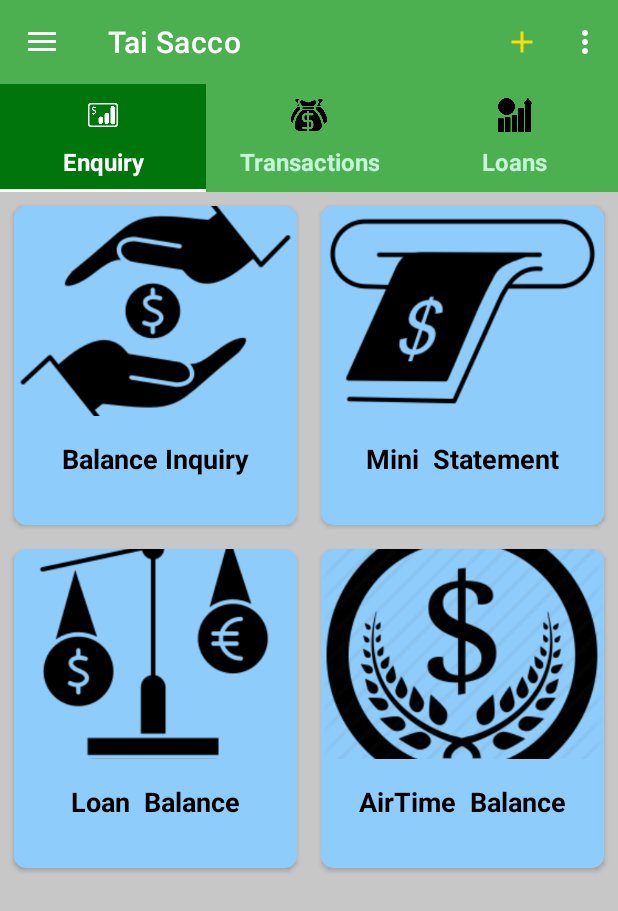
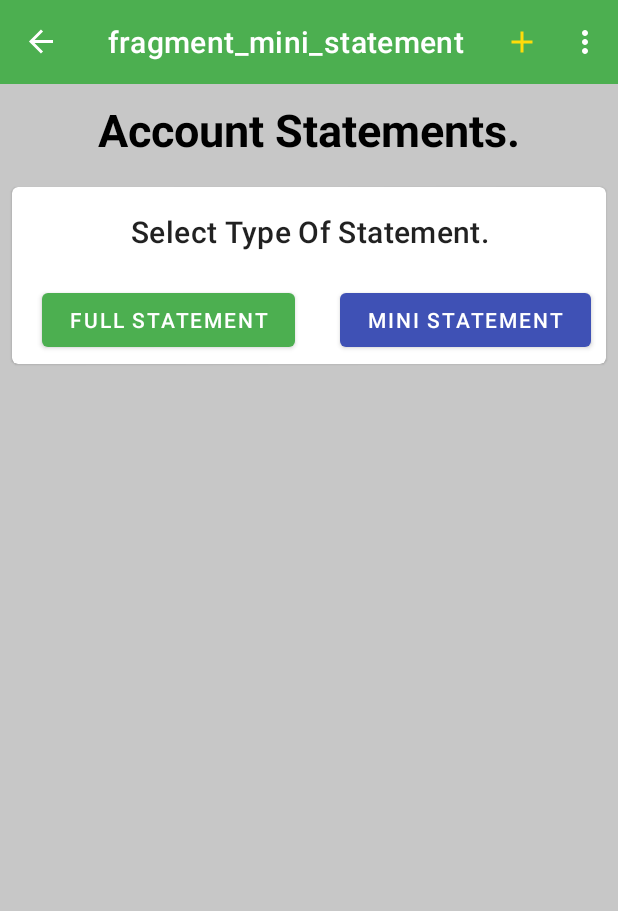
Before and after one commit to GeorgeKariuki7205/Learning-Kotlin, an Android app: the screen it shows after launch (MainActivity), after a tap on "Mini Statement", on a phone screen of 412 x 824 dp. Shown: the top 911 px of the screen. Run offline under Robolectric (Android 15) with nearby library versions, the phone set to English and light mode, and no system bars; our stand-ins replace data binding, navigation-ui; 1 other tap on this screen came first.

Commit message:
Added Mini Statement Section.

```diff
--- a/app/src/main/java/com/example/taisacco/Enquiry.kt
+++ b/app/src/main/java/com/example/taisacco/Enquiry.kt
@@ -34,7 +34,8 @@ class Enquiry : Fragment() {
                 }
 
                 binding.cards.setOnClickListener {
-                    Toast.makeText(context, "Mini Statement Clicked", Toast.LENGTH_SHORT).show()
+//                    Toast.makeText(context, "Mini Statement Clicked", Toast.LENGTH_SHORT).show()
+                      it.findNavController().navigate(R.id.action_taiSacco_to_miniStatement)
                 }
 
                 binding.card12.setOnClickListener {
--- /dev/null
+++ b/app/src/main/java/com/example/taisacco/miniStatement.kt
@@ -0,0 +1,31 @@
+package com.example.taisacco
+
+import android.os.Bundle
+import androidx.fragment.app.Fragment
+import android.view.LayoutInflater
+import android.view.View
+import android.view.ViewGroup
+import androidx.databinding.DataBindingUtil
+import com.example.taisacco.databinding.FragmentMiniStatementBinding
+
+/**
+ * A simple [Fragment] subclass.
+ */
+class miniStatement : Fragment() {
+    private lateinit var binding: FragmentMiniStatementBinding
+    override fun onCreateView(
+        inflater: LayoutInflater, container: ViewGroup?,
+        savedInstanceState: Bundle?
+    ): View? {
+        // Inflate the layout for this fragment
+//        return inflater.inflate(R.layout.fragment_mini_statement, container, false)
+        binding = DataBindingUtil.inflate(
+            inflater,
+            R.layout.fragment_mini_statement,
+            container,
+            false
+        )
+        return  binding.root
+    }
+
+}
--- a/app/src/main/res/layout/fragment_enquiry.xml
+++ b/app/src/main/res/layout/fragment_enquiry.xml
@@ -1,39 +1,48 @@
 <?xml version="1.0" encoding="utf-8"?>
 <layout xmlns:android="http://schemas.android.com/apk/res/android"
-        xmlns:tools="http://schemas.android.com/tools" xmlns:app="http://schemas.android.com/apk/res-auto"
+        xmlns:app="http://schemas.android.com/apk/res-auto"
+        xmlns:tools="http://schemas.android.com/tools"
         tools:context=".Enquiry">
-    <androidx.constraintlayout.widget.ConstraintLayout android:layout_width="match_parent"
+
+    <androidx.constraintlayout.widget.ConstraintLayout
+            android:layout_width="match_parent"
             android:layout_height="match_parent"
             android:background="#C7C7C7">
+
         <LinearLayout
 
-                android:orientation="vertical"
+                android:id="@+id/linearLayout"
                 android:layout_width="match_parent"
                 android:layout_height="wrap_content"
+                android:orientation="vertical"
                 app:layout_constraintBottom_toBottomOf="parent"
-                app:layout_constraintTop_toTopOf="parent" app:layout_constraintVertical_bias="0.0"
-                android:id="@+id/linearLayout">
+                app:layout_constraintTop_toTopOf="parent"
+                app:layout_constraintVertical_bias="0.0">
 
             <GridLayout
                     android:id="@+id/mainGrid"
-                    android:rowCount="2"
-                    android:columnCount="2"
-                    android:alignmentMode="alignMargins"
-                    android:layout_weight="8"
                     android:layout_width="match_parent"
                     android:layout_height="0dp"
-                    android:padding="1dp">
+                    android:layout_weight="8"
+                    android:alignmentMode="alignMargins"
+                    android:columnCount="2"
+                    android:padding="1dp"
+                    android:rowCount="2">
+
                 <com.google.android.material.card.MaterialCardView
                         android:id="@+id/card"
-                        android:layout_columnWeight="1"
-                        app:cardElevation="2dp"
-                        app:cardCornerRadius="8dp"
                         android:layout_width="wrap_content"
                         android:layout_height="wrap_content"
+                        android:layout_rowSpan="1"
                         android:layout_columnSpan="1"
-                        android:layout_rowSpan="1"
-                        android:layout_margin="8dp" android:checkable="true" android:clickable="true"
-                        android:focusableInTouchMode="false" app:cardBackgroundColor="#8ECCFC">
+                        android:layout_columnWeight="1"
+                        android:layout_margin="8dp"
+                        android:checkable="true"
+                        android:clickable="true"
+                        android:focusableInTouchMode="false"
+                        app:cardBackgroundColor="#8ECCFC"
+                        app:cardCornerRadius="8dp"
+                        app:cardElevation="2dp">
 
                     <LinearLayout
                             android:layout_width="match_parent"
@@ -44,10 +53,9 @@
                         <ImageView
                                 android:layout_width="match_parent"
                                 android:layout_height="140dp"
-                                app:srcCompat="@drawable/finance_investment_management"
+                                android:contentDescription="@string/content_description_media"
                                 android:scaleType="centerCrop"
-                                android:contentDescription="@string/content_description_media"
-                        />
+                                app:srcCompat="@drawable/finance_investment_management" />
 
                         <LinearLayout
                                 android:layout_width="match_parent"
@@ -59,10 +67,12 @@
                             <TextView
                                     android:layout_width="wrap_content"
                                     android:layout_height="wrap_content"
+                                    android:layout_gravity="center_horizontal"
+                                    android:gravity="center"
                                     android:text="Balance Inquiry"
-                                    android:textStyle="bold"
-                                    android:layout_gravity="center_horizontal" android:gravity="center"
-                                    android:textSize="18sp" android:textColor="#000000"/>
+                                    android:textColor="#000000"
+                                    android:textSize="18sp"
+                                    android:textStyle="bold" />
                         </LinearLayout>
 
                         <!-- Buttons -->
@@ -76,16 +86,21 @@
 
                     </LinearLayout>
                 </com.google.android.material.card.MaterialCardView>
+
                 <com.google.android.material.card.MaterialCardView
                         android:id="@+id/cards"
                         android:layout_width="wrap_content"
+                        android:layout_height="wrap_content"
+                        android:layout_rowSpan="1"
+                        android:layout_columnSpan="1"
                         android:layout_columnWeight="1"
-                        app:cardElevation="2dp"
+                        android:layout_margin="8dp"
+                        android:checkable="false"
+                        android:clickable="true"
+                        android:focusableInTouchMode="false"
+                        app:cardBackgroundColor="#8ECCFC"
                         app:cardCornerRadius="8dp"
-                        android:layout_height="wrap_content"
-                        android:layout_margin="8dp" android:layout_columnSpan="1"
-                        android:layout_rowSpan="1" android:checkable="false" android:clickable="true"
-                        android:focusableInTouchMode="false" app:cardBackgroundColor="#8ECCFC">
+                        app:cardElevation="2dp">
 
                     <LinearLayout
                             android:layout_width="match_parent"
@@ -96,24 +111,26 @@
                         <ImageView
                                 android:layout_width="match_parent"
                                 android:layout_height="140dp"
-                                app:srcCompat="@drawable/business_dollar"
+                                android:contentDescription="@string/content_description_media"
                                 android:scaleType="centerCrop"
-                                android:contentDescription="@string/content_description_media"
-                        />
+                                app:srcCompat="@drawable/business_dollar" />
 
                         <LinearLayout
                                 android:layout_width="match_parent"
                                 android:layout_height="wrap_content"
+                                android:layout_gravity="center"
+                                android:gravity="center"
                                 android:orientation="vertical"
-                                android:padding="16dp" android:layout_gravity="center" android:gravity="center">
+                                android:padding="16dp">
 
                             <!-- Title, secondary and supporting text -->
                             <TextView
                                     android:layout_width="wrap_content"
                                     android:layout_height="wrap_content"
                                     android:text="Mini  Statement"
-                                    android:textStyle="bold"
-                                    android:textSize="18sp" android:textColor="#000000"/>
+                                    android:textColor="#000000"
+                                    android:textSize="18sp"
+                                    android:textStyle="bold" />
 
 
                         </LinearLayout>
@@ -129,17 +146,20 @@
 
                     </LinearLayout>
                 </com.google.android.material.card.MaterialCardView>
+
                 <com.google.android.material.card.MaterialCardView
                         android:id="@+id/card12"
-                        android:layout_columnWeight="1"
-                        app:cardElevation="2dp"
-                        app:cardCornerRadius="8dp"
                         android:layout_width="wrap_content"
                         android:layout_height="wrap_content"
+                        android:layout_rowSpan="1"
                         android:layout_columnSpan="1"
-                        android:layout_rowSpan="1"
-                        android:layout_margin="8dp" android:focusableInTouchMode="false" android:clickable="true"
-                        app:cardBackgroundColor="#8ECCFC">
+                        android:layout_columnWeight="1"
+                        android:layout_margin="8dp"
+                        android:clickable="true"
+                        android:focusableInTouchMode="false"
+                        app:cardBackgroundColor="#8ECCFC"
+                        app:cardCornerRadius="8dp"
+                        app:cardElevation="2dp">
 
                     <LinearLayout
                             android:layout_width="match_parent"
@@ -150,10 +170,9 @@
                         <ImageView
                                 android:layout_width="match_parent"
                                 android:layout_height="140dp"
-                                app:srcCompat="@drawable/coruption_gravel_justice_law_money_venal256"
+                                android:contentDescription="@string/content_description_media"
                                 android:scaleType="centerCrop"
-                                android:contentDescription="@string/content_description_media"
-                        />
+                                app:srcCompat="@drawable/coruption_gravel_justice_law_money_venal256" />
 
                         <LinearLayout
                                 android:layout_width="match_parent"
@@ -165,10 +184,12 @@
                             <TextView
                                     android:layout_width="wrap_content"
                                     android:layout_height="wrap_content"
+                                    android:layout_gravity="center_horizontal"
+                                    android:gravity="center"
                                     android:text="Loan  Balance"
-                                    android:textStyle="bold"
-                                    android:layout_gravity="center_horizontal" android:gravity="center"
-                                    android:textSize="18sp" android:textColor="#000000"/>
+                                    android:textColor="#000000"
+                                    android:textSize="18sp"
+                                    android:textStyle="bold" />
                         </LinearLayout>
 
                         <!-- Buttons -->
@@ -182,16 +203,21 @@
 
                     </LinearLayout>
                 </com.google.android.material.card.MaterialCardView>
+
                 <com.google.android.material.card.MaterialCardView
                         android:id="@+id/cards13"
                         android:layout_width="wrap_content"
+                        android:layout_height="wrap_content"
+                        android:layout_rowSpan="1"
+                        android:layout_columnSpan="1"
                         android:layout_columnWeight="1"
-                        app:cardElevation="2dp"
+                        android:layout_margin="8dp"
+                        android:checkable="false"
+                        android:clickable="true"
+                        android:focusableInTouchMode="false"
+                        app:cardBackgroundColor="#8ECCFC"
                         app:cardCornerRadius="8dp"
-                        android:layout_height="wrap_content"
-                        android:layout_margin="8dp" android:layout_columnSpan="1"
-                        android:layout_rowSpan="1" android:checkable="false" android:clickable="true"
-                        android:focusableInTouchMode="false" app:cardBackgroundColor="#8ECCFC">
+                        app:cardElevation="2dp">
 
                     <LinearLayout
                             android:layout_width="match_parent"
@@ -202,24 +228,26 @@
                         <ImageView
                                 android:layout_width="match_parent"
                                 android:layout_height="140dp"
-                                app:srcCompat="@drawable/coin"
+                                android:contentDescription="@string/content_description_media"
                                 android:scaleType="centerCrop"
-                                android:contentDescription="@string/content_description_media"
-                        />
+                                app:srcCompat="@drawable/coin" />
 
                         <LinearLayout
                                 android:layout_width="match_parent"
                                 android:layout_height="wrap_content"
+                                android:layout_gravity="center"
+                                android:gravity="center"
                                 android:orientation="vertical"
-                                android:padding="16dp" android:layout_gravity="center" android:gravity="center">
+                                android:padding="16dp">
 
                             <!-- Title, secondary and supporting text -->
                             <TextView
                                     android:layout_width="wrap_content"
                                     android:layout_height="wrap_content"
                                     android:text="AirTime  Balance"
-                                    android:textStyle="bold"
-                                    android:textSize="18sp" android:textColor="#000000"/>
+                                    android:textColor="#000000"
+                                    android:textSize="18sp"
+                                    android:textStyle="bold" />
 
 
                         </LinearLayout>
--- /dev/null
+++ b/app/src/main/res/layout/fragment_mini_statement.xml
@@ -0,0 +1,95 @@
+<?xml version="1.0" encoding="utf-8"?>
+<layout xmlns:android="http://schemas.android.com/apk/res/android"
+        xmlns:app="http://schemas.android.com/apk/res-auto"
+        xmlns:tools="http://schemas.android.com/tools"
+        tools:context=".miniStatement">
+
+
+    <LinearLayout
+            android:layout_width="match_parent"
+            android:layout_height="match_parent"
+            android:background="#C7C7C7"
+            android:orientation="vertical">
+
+        <TextView
+                android:layout_width="wrap_content"
+                android:layout_height="wrap_content"
+                android:layout_gravity="center"
+                android:layout_marginTop="10dp"
+                android:layout_marginBottom="10dp"
+                android:gravity="center_horizontal"
+                android:text="Account Statements."
+                android:textAlignment="center"
+                android:textColor="@color/black"
+                android:textSize="30sp"
+                android:textStyle="bold" />
+
+        <com.google.android.material.card.MaterialCardView
+                android:id="@+id/card89"
+                android:layout_width="match_parent"
+                android:layout_height="wrap_content"
+                android:layout_margin="8dp"
+                android:background="#FFFFFF"
+                app:cardBackgroundColor="#FFFFFF">
+
+            <LinearLayout
+                    android:layout_width="match_parent"
+                    android:layout_height="wrap_content"
+                    android:orientation="vertical">
+
+                <!-- Media -->
+
+                <LinearLayout
+                        android:layout_width="match_parent"
+                        android:layout_height="wrap_content"
+                        android:orientation="vertical"
+                        android:padding="16dp">
+
+                    <!-- Title, secondary and supporting text -->
+
+                    <TextView
+                            android:layout_width="wrap_content"
+                            android:layout_height="wrap_content"
+                            android:layout_gravity="center_horizontal"
+                            android:gravity="center"
+                            android:text="Select Type Of Statement."
+                            android:textAppearance="?attr/textAppearanceHeadline6" />
+
+                </LinearLayout>
+
+                <!-- Buttons -->
+                <LinearLayout
+                        android:layout_width="match_parent"
+                        android:layout_height="match_parent"
+                        android:orientation="horizontal">
+
+                    <Button
+                            android:id="@+id/button2"
+                            android:layout_width="wrap_content"
+                            android:layout_height="wrap_content"
+                            android:layout_marginLeft="20dp"
+                            android:layout_marginTop="5dp"
+                            android:layout_marginRight="10dp"
+                            android:layout_marginBottom="5dp"
+
+                            android:layout_weight="1"
+                            android:text="Full Statement" />
+
+                    <Button
+                            android:id="@+id/button"
+                            android:layout_width="wrap_content"
+                            android:layout_height="wrap_content"
+                            android:layout_marginLeft="20dp"
+                            android:layout_marginTop="5dp"
+                            android:layout_marginRight="10dp"
+                            android:layout_marginBottom="5dp"
+                            android:layout_weight="1"
+                            android:text="Mini Statement"
+                            app:backgroundTint="#3F51B5" />
+                </LinearLayout>
+
+            </LinearLayout>
+
+        </com.google.android.material.card.MaterialCardView>
+    </LinearLayout>
+</layout>
--- a/app/src/main/res/navigation/navigation.xml
+++ b/app/src/main/res/navigation/navigation.xml
@@ -7,9 +7,17 @@
     <fragment android:id="@+id/taiSacco" android:name="com.example.taisacco.TaiSacco" android:label="fragment_tai_sacco"
               tools:layout="@layout/fragment_tai_sacco">
         <action android:id="@+id/action_taiSacco_to_balanceEnquiry" app:destination="@id/balanceEnquiry"/>
+        <action
+                android:id="@+id/action_taiSacco_to_miniStatement"
+                app:destination="@id/miniStatement" />
     </fragment>
     <fragment android:id="@+id/enquiry" android:name="com.example.taisacco.Enquiry" android:label="fragment_enquiry"
               tools:layout="@layout/fragment_enquiry"/>
     <fragment android:id="@+id/balanceEnquiry" android:name="com.example.taisacco.BalanceEnquiry"
               android:label="BalanceEnquiry"/>
+    <fragment
+            android:id="@+id/miniStatement"
+            android:name="com.example.taisacco.miniStatement"
+            android:label="fragment_mini_statement"
+            tools:layout="@layout/fragment_mini_statement" />
 </navigation>
```
Lines whose indentation alone changed are shown as unchanged.
